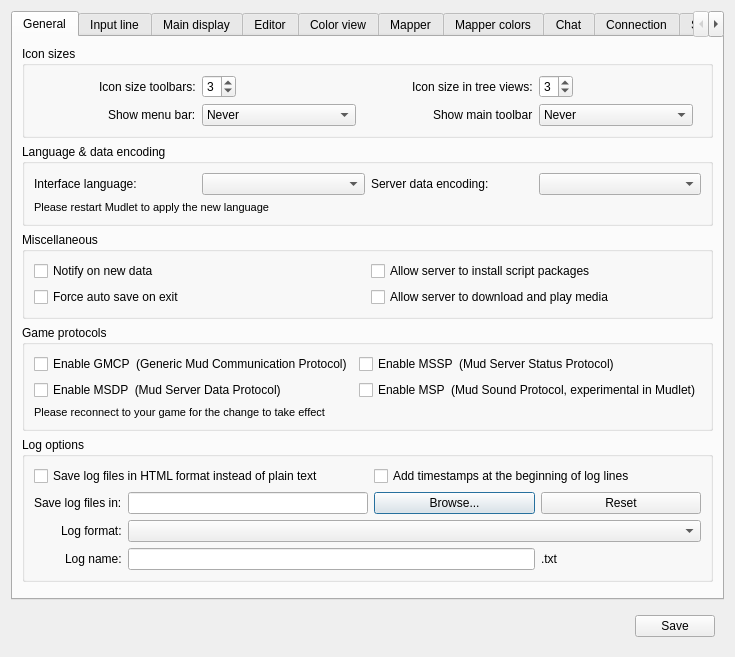
The window that src/ui/profile_preferences.ui (Mudlet/Mudlet) describes before a commit, drawn with Qt 5.
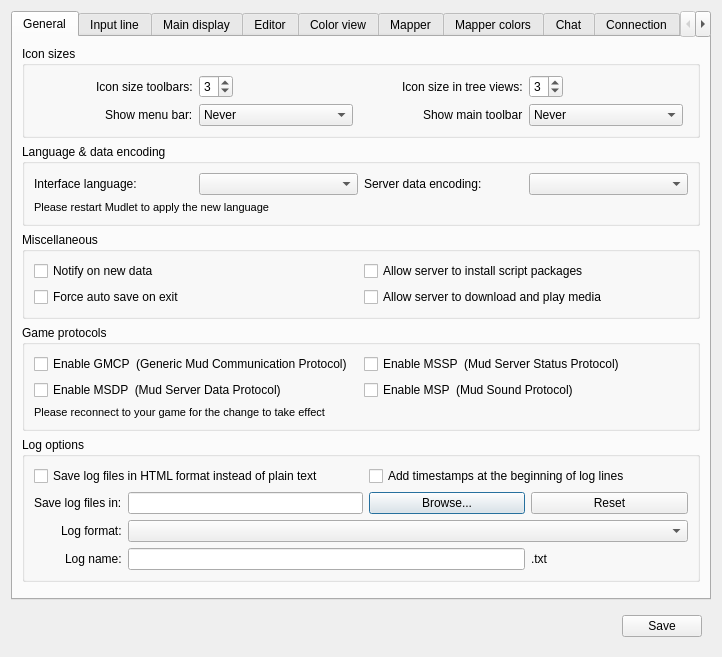
The same window after the commit. Icons and pictures are not drawn. Custom widgets are drawn as their Qt base class.

Patch:
```diff
--- a/src/ui/profile_preferences.ui
+++ b/src/ui/profile_preferences.ui
@@ -302,7 +302,7 @@
              <string>&lt;p&gt;Enables MSP - provides Mud Sound Protocol messages during game play for supported games&lt;/p&gt;</string>
             </property>
             <property name="text">
-             <string>Enable MSP  (Mud Sound Protocol, experimental in Mudlet)</string>
+             <string>Enable MSP  (Mud Sound Protocol)</string>
             </property>
            </widget>
           </item>
```
